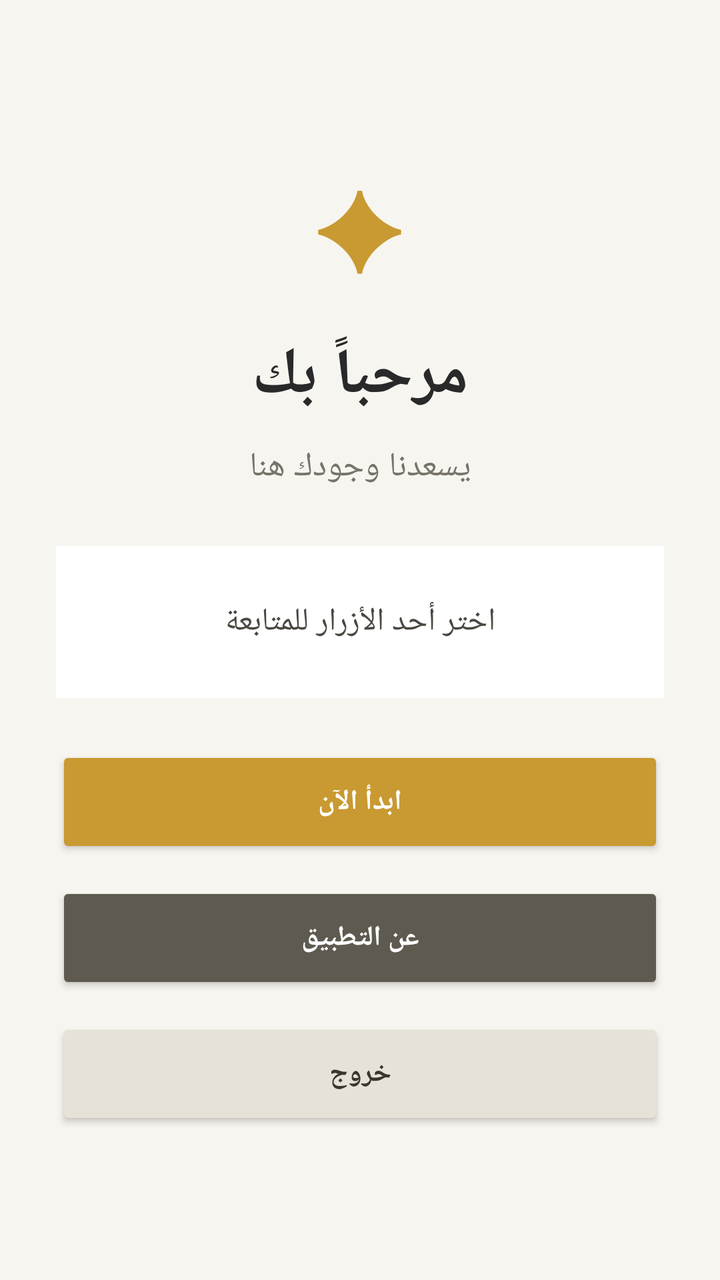
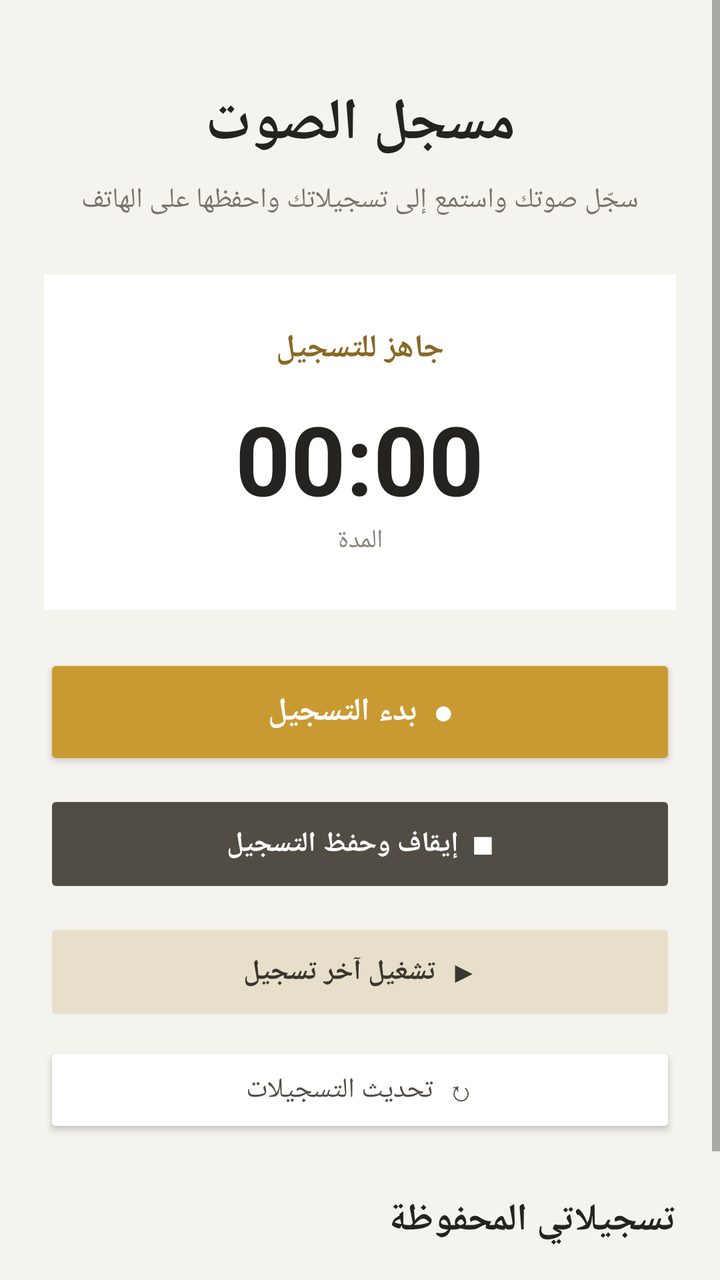

Two renders of the same Android screen: before a commit and after it. Below are the layout's source before the change and the commit's diff.
<!-- AndroidManifest.xml: application theme android:Theme.Material.Light.NoActionBar -->
<!-- res/layout/activity_main.xml -->
<?xml version="1.0" encoding="utf-8"?>
<ScrollView xmlns:android="http://schemas.android.com/apk/res/android"
    android:layout_width="match_parent"
    android:layout_height="match_parent"
    android:background="#F7F5EF"
    android:fillViewport="true">

    <LinearLayout
        android:layout_width="match_parent"
        android:layout_height="match_parent"
        android:gravity="center"
        android:orientation="vertical"
        android:padding="28dp"
        android:layoutDirection="rtl">

        <TextView
            android:layout_width="wrap_content"
            android:layout_height="wrap_content"
            android:text="✦"
            android:textColor="#C99A32"
            android:textSize="54sp"
            android:layout_marginBottom="18dp" />

        <TextView
            android:layout_width="match_parent"
            android:layout_height="wrap_content"
            android:gravity="center"
            android:text="مرحباً بك"
            android:textColor="#292929"
            android:textSize="32sp"
            android:textStyle="bold" />

        <TextView
            android:layout_width="match_parent"
            android:layout_height="wrap_content"
            android:layout_marginTop="12dp"
            android:gravity="center"
            android:text="يسعدنا وجودك هنا"
            android:textColor="#77736A"
            android:textSize="17sp" />

        <TextView
            android:id="@+id/messageText"
            android:layout_width="match_parent"
            android:layout_height="wrap_content"
            android:layout_marginTop="28dp"
            android:layout_marginBottom="24dp"
            android:background="#FFFFFF"
            android:gravity="center"
            android:minHeight="76dp"
            android:padding="16dp"
            android:text="اختر أحد الأزرار للمتابعة"
            android:textColor="#4B4841"
            android:textSize="16sp" />

        <Button
            android:id="@+id/startButton"
            android:layout_width="match_parent"
            android:layout_height="56dp"
            android:layout_marginBottom="12dp"
            android:backgroundTint="#C99A32"
            android:text="ابدأ الآن"
            android:textColor="#FFFFFF"
            android:textStyle="bold" />

        <Button
            android:id="@+id/aboutButton"
            android:layout_width="match_parent"
            android:layout_height="56dp"
            android:layout_marginBottom="12dp"
            android:backgroundTint="#5E5A50"
            android:text="عن التطبيق"
            android:textColor="#FFFFFF"
            android:textStyle="bold" />

        <Button
            android:id="@+id/exitButton"
            android:layout_width="match_parent"
            android:layout_height="56dp"
            android:backgroundTint="#E7E2D7"
            android:text="خروج"
            android:textColor="#39362F"
            android:textStyle="bold" />

    </LinearLayout>
</ScrollView>
<!-- resources referenced by this layout -->
<resources>

</resources>

<!-- the commit's change to res/layout/activity_main.xml (unified diff, before → after) -->
@@ -1,86 +1,18 @@
 <?xml version="1.0" encoding="utf-8"?>
-<ScrollView xmlns:android="http://schemas.android.com/apk/res/android"
-    android:layout_width="match_parent"
-    android:layout_height="match_parent"
-    android:background="#F7F5EF"
-    android:fillViewport="true">
-
-    <LinearLayout
-        android:layout_width="match_parent"
-        android:layout_height="match_parent"
-        android:gravity="center"
-        android:orientation="vertical"
-        android:padding="28dp"
-        android:layoutDirection="rtl">
-
-        <TextView
-            android:layout_width="wrap_content"
-            android:layout_height="wrap_content"
-            android:text="✦"
-            android:textColor="#C99A32"
-            android:textSize="54sp"
-            android:layout_marginBottom="18dp" />
-
-        <TextView
-            android:layout_width="match_parent"
-            android:layout_height="wrap_content"
-            android:gravity="center"
-            android:text="مرحباً بك"
-            android:textColor="#292929"
-            android:textSize="32sp"
-            android:textStyle="bold" />
-
-        <TextView
-            android:layout_width="match_parent"
-            android:layout_height="wrap_content"
-            android:layout_marginTop="12dp"
-            android:gravity="center"
-            android:text="يسعدنا وجودك هنا"
-            android:textColor="#77736A"
-            android:textSize="17sp" />
-
-        <TextView
-            android:id="@+id/messageText"
-            android:layout_width="match_parent"
-            android:layout_height="wrap_content"
-            android:layout_marginTop="28dp"
-            android:layout_marginBottom="24dp"
-            android:background="#FFFFFF"
-            android:gravity="center"
-            android:minHeight="76dp"
-            android:padding="16dp"
-            android:text="اختر أحد الأزرار للمتابعة"
-            android:textColor="#4B4841"
-            android:textSize="16sp" />
-
-        <Button
-            android:id="@+id/startButton"
-            android:layout_width="match_parent"
-            android:layout_height="56dp"
-            android:layout_marginBottom="12dp"
-            android:backgroundTint="#C99A32"
-            android:text="ابدأ الآن"
-            android:textColor="#FFFFFF"
-            android:textStyle="bold" />
-
-        <Button
-            android:id="@+id/aboutButton"
-            android:layout_width="match_parent"
-            android:layout_height="56dp"
-            android:layout_marginBottom="12dp"
-            android:backgroundTint="#5E5A50"
-            android:text="عن التطبيق"
-            android:textColor="#FFFFFF"
-            android:textStyle="bold" />
-
-        <Button
-            android:id="@+id/exitButton"
-            android:layout_width="match_parent"
-            android:layout_height="56dp"
-            android:backgroundTint="#E7E2D7"
-            android:text="خروج"
-            android:textColor="#39362F"
-            android:textStyle="bold" />
-
-    </LinearLayout>
-</ScrollView>
+<ScrollView xmlns:android="http://schemas.android.com/apk/res/android" android:layout_width="match_parent" android:layout_height="match_parent" android:background="#F5F3EE" android:fillViewport="true">
+<LinearLayout android:layout_width="match_parent" android:layout_height="wrap_content" android:orientation="vertical" android:padding="22dp" android:layoutDirection="rtl">
+<TextView android:layout_width="match_parent" android:layout_height="wrap_content" android:text="مسجل الصوت" android:textColor="#24231F" android:textSize="29sp" android:textStyle="bold" android:gravity="center" android:layout_marginTop="20dp"/>
+<TextView android:layout_width="match_parent" android:layout_height="wrap_content" android:text="سجّل صوتك واستمع إلى تسجيلاتك واحفظها على الهاتف" android:textColor="#77736A" android:textSize="14sp" android:gravity="center" android:layout_marginTop="9dp" android:layout_marginBottom="28dp"/>
+<LinearLayout android:layout_width="match_parent" android:layout_height="wrap_content" android:orientation="vertical" android:gravity="center" android:padding="26dp" android:background="#FFFFFF">
+<TextView android:id="@+id/stateText" android:layout_width="wrap_content" android:layout_height="wrap_content" android:text="جاهز للتسجيل" android:textColor="#8A6824" android:textSize="16sp" android:textStyle="bold"/>
+<TextView android:id="@+id/timerText" android:layout_width="wrap_content" android:layout_height="wrap_content" android:text="00:00" android:textColor="#24231F" android:textSize="48sp" android:textStyle="bold" android:layout_marginTop="12dp"/>
+<TextView android:layout_width="wrap_content" android:layout_height="wrap_content" android:text="المدة" android:textColor="#88847B" android:textSize="13sp"/>
+</LinearLayout>
+<Button android:id="@+id/recordButton" android:layout_width="match_parent" android:layout_height="58dp" android:layout_marginTop="22dp" android:backgroundTint="#C99A32" android:text="●  بدء التسجيل" android:textColor="#FFFFFF" android:textStyle="bold" android:textSize="16sp"/>
+<Button android:id="@+id/stopButton" android:layout_width="match_parent" android:layout_height="54dp" android:layout_marginTop="10dp" android:backgroundTint="#514D45" android:text="■  إيقاف وحفظ التسجيل" android:textColor="#FFFFFF" android:textStyle="bold" android:enabled="false"/>
+<Button android:id="@+id/playButton" android:layout_width="match_parent" android:layout_height="54dp" android:layout_marginTop="10dp" android:backgroundTint="#E7DFC9" android:text="▶  تشغيل آخر تسجيل" android:textColor="#39362F" android:textStyle="bold" android:enabled="false"/>
+<Button android:id="@+id/refreshButton" android:layout_width="match_parent" android:layout_height="48dp" android:layout_marginTop="8dp" android:backgroundTint="#FFFFFF" android:text="↻  تحديث التسجيلات" android:textColor="#514D45"/>
+<TextView android:layout_width="match_parent" android:layout_height="wrap_content" android:text="تسجيلاتي المحفوظة" android:textColor="#24231F" android:textSize="19sp" android:textStyle="bold" android:layout_marginTop="28dp" android:layout_marginBottom="10dp"/>
+<LinearLayout android:id="@+id/recordingsList" android:layout_width="match_parent" android:layout_height="wrap_content" android:orientation="vertical"/>
+<TextView android:layout_width="match_parent" android:layout_height="wrap_content" android:text="تُحفظ التسجيلات تلقائياً في مجلد Music/VoiceRecorder على الهاتف." android:textColor="#88847B" android:textSize="12sp" android:gravity="center" android:layout_marginTop="22dp" android:layout_marginBottom="18dp"/>
+</LinearLayout></ScrollView>
